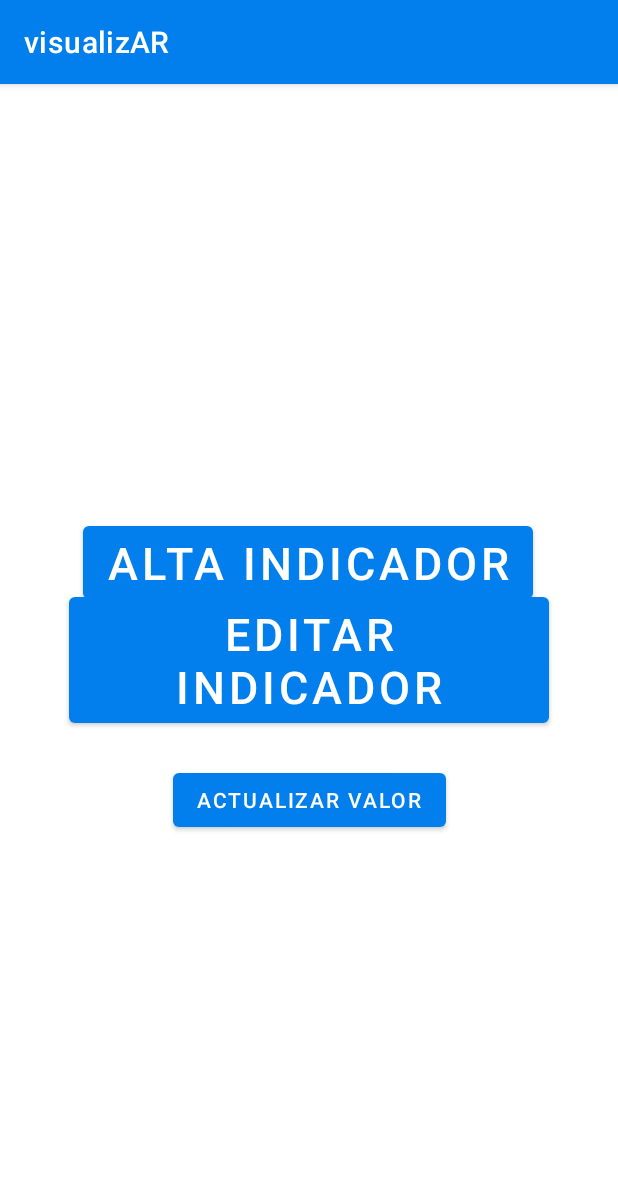
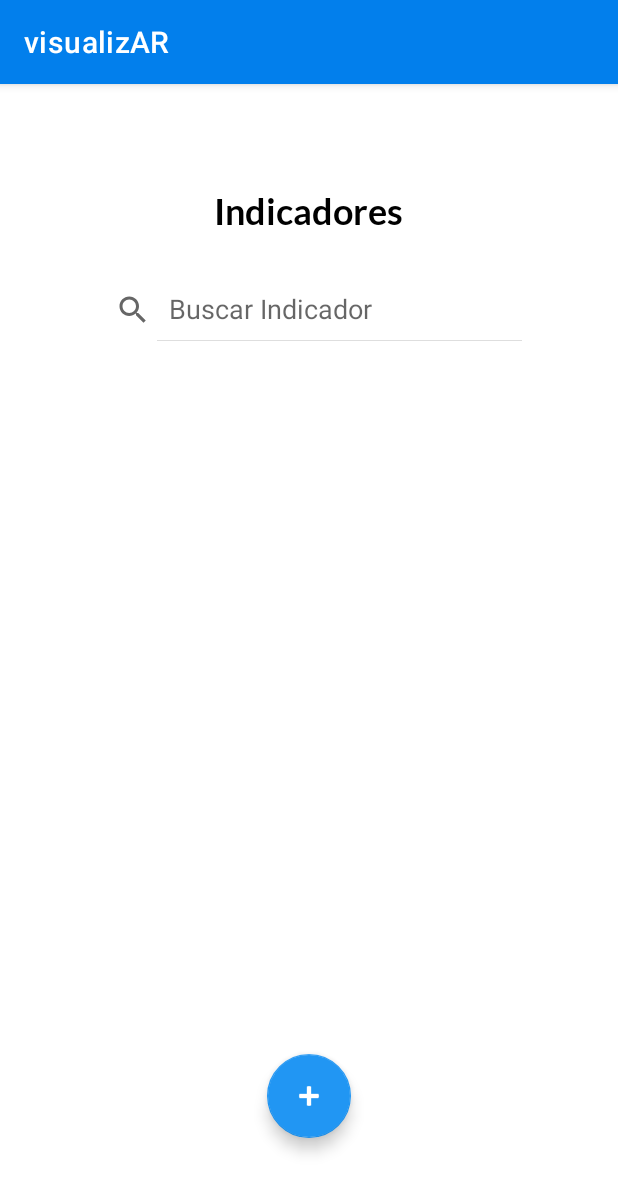
Before and after one commit to emi-carlucci/visualizAR, an Android app: the Home screen opened directly, with no data from a screen before it, on a phone screen of 412 x 824 dp. Shown: the top 1193 px of the screen. Run offline under Robolectric (Android 15) with nearby library versions, the phone set to English and light mode, and no system bars.

Commit message:
acceso a todas las pantallas

```diff
--- a/app/src/main/java/com/example/visualizar/Home.kt
+++ b/app/src/main/java/com/example/visualizar/Home.kt
@@ -6,15 +6,17 @@ import android.view.LayoutInflater
 import android.view.View
 import android.view.ViewGroup
 import android.widget.Button
+import android.widget.SearchView
 import androidx.navigation.findNavController
+import com.google.android.material.floatingactionbutton.FloatingActionButton
 import com.google.android.material.snackbar.Snackbar
 
 class Home : Fragment() {
 
     lateinit var v : View
-    lateinit var btnALTA : Button
-    lateinit var btnActualizarValor: Button
-    lateinit var btnEditar : Button
+    lateinit var btnAddIndicator : FloatingActionButton
+    lateinit var svIndicador : SearchView
+
 
     override fun onCreate(savedInstanceState: Bundle?) {
         super.onCreate(savedInstanceState)
@@ -27,32 +29,22 @@ class Home : Fragment() {
     ): View? {
         // Inflate the layout for this fragment
         v = inflater.inflate(R.layout.fragment_home, container, false)
-        btnALTA = v.findViewById(R.id.btnALTA)
-        btnActualizarValor = v.findViewById(R.id.buttonUpdateIndicador)
-        btnEditar = v.findViewById(R.id.btnEditar)
+        btnAddIndicator = v.findViewById(R.id.floatingActionButton)
+        svIndicador = v.findViewById(R.id.svIndicador)
         return v
     }
 
-//    override fun onStart() {
-//        super.onStart()
-//        btnALTA.setOnClickListener{
-//            // lleva a FORMULARIO DE ALTA
-//            println("ALTA de INDICADOR....")
-//        }
-//
-//            val action = HomeDirections.actionHome2ToIndicadorALTA()
-//        btnEditar.setOnClickListener{
-//            // lleva a FORMULARIO DE EDICIOn
-//            println("EDITAR INDICADOR....")
-//
-//            val action = HomeDirections.actionHome2ToIndicadorEditar()
-//            v.findNavController().navigate(action)
-//        }
-//
-//        btnActualizarValor.setOnClickListener{
-//            println("Actualizar Valor de Indicador....")
-//            val action = HomeDirections.actionHome2ToActualizarValorFragment()
-//            v.findNavController().navigate(action)
-//        }
-//    }
+   override fun onStart() {
+       super.onStart()
+       btnAddIndicator.setOnClickListener{
+           val action = HomeDirections.actionHome3ToIndicadorALTA()
+           v.findNavController().navigate(action)
+        }
+       svIndicador.setOnClickListener{
+           val action = HomeDirections.actionHome3ToFragmentAcciones()
+           v.findNavController().navigate(action)
+       }
+
+
+   }
 }
--- a/app/src/main/java/com/example/visualizar/fragment_acciones.kt
+++ b/app/src/main/java/com/example/visualizar/fragment_acciones.kt
@@ -7,6 +7,7 @@ import android.view.View
 import android.view.ViewGroup
 import android.widget.Button
 import android.widget.TextView
+import androidx.navigation.findNavController
 import com.google.android.material.snackbar.Snackbar
 
 // TODO: Rename parameter arguments, choose names that match
@@ -72,13 +73,15 @@ class fragment_acciones : Fragment() {
         tvIndicatorValue.text = ARG_PARAM3
         tvLastUpdateDate.text = ARG_PARAM4
         btnEdit.setOnClickListener{
-            Snackbar.make(v, btnEdit.text, Snackbar.LENGTH_SHORT).show()
+            val action = fragment_accionesDirections.actionFragmentAccionesToIndicadorEditar()
+            v.findNavController().navigate(action)
         }
         btnDelete.setOnClickListener{
             Snackbar.make(v, btnDelete.text, Snackbar.LENGTH_SHORT).show()
         }
         btnUpdate.setOnClickListener{
-            Snackbar.make(v, btnUpdate.text, Snackbar.LENGTH_SHORT).show()
+            val action = fragment_accionesDirections.actionFragmentAccionesToActualizarValorFragment2()
+            v.findNavController().navigate(action)
         }
 
 
--- a/app/src/main/res/layout/fragment_home.xml
+++ b/app/src/main/res/layout/fragment_home.xml
@@ -2,43 +2,79 @@
 <androidx.constraintlayout.widget.ConstraintLayout xmlns:android="http://schemas.android.com/apk/res/android"
     xmlns:app="http://schemas.android.com/apk/res-auto"
     xmlns:tools="http://schemas.android.com/tools"
-    android:id="@+id/frameLayout3"
     android:layout_width="match_parent"
     android:layout_height="match_parent"
     tools:context=".Home">
+    <fragment
+        android:id="@+id/fragment"
+        android:name="androidx.navigation.fragment.NavHostFragment"
+        android:layout_width="412dp"
+        android:layout_height="415dp"
+        android:layout_marginTop="189dp"
+        android:layout_marginBottom="128dp"
 
-    <Button
-        android:id="@+id/btnEditar"
-        android:layout_width="wrap_content"
-        android:layout_height="wrap_content"
-        android:text="Editar Indicador"
-        android:textSize="30sp"
+        app:defaultNavHost="true"
         app:layout_constraintBottom_toBottomOf="parent"
         app:layout_constraintEnd_toEndOf="parent"
         app:layout_constraintStart_toStartOf="parent"
         app:layout_constraintTop_toTopOf="parent" />
 
-    <Button
-        android:id="@+id/btnALTA"
+    <TextView
+        android:id="@+id/textIndicadorTitle"
         android:layout_width="wrap_content"
         android:layout_height="wrap_content"
-        android:text="ALTA Indicador"
-        android:textSize="30sp"
-        app:layout_constraintBottom_toBottomOf="parent"
+        android:layout_marginStart="174dp"
+        android:layout_marginLeft="174dp"
+        android:layout_marginEnd="163dp"
+        android:layout_marginRight="163dp"
+        android:layout_marginBottom="108dp"
+        android:fontFamily="@font/lato_bold"
+        android:text="Indicadores"
+        android:textColor="#000000"
+        android:textSize="24sp"
+        app:layout_constraintBottom_toTopOf="@+id/fragment"
         app:layout_constraintEnd_toEndOf="parent"
-        app:layout_constraintHorizontal_bias="0.495"
+        app:layout_constraintHorizontal_bias="0.615"
+        app:layout_constraintStart_toStartOf="parent" />
+
+    <SearchView
+        android:id="@+id/svIndicador"
+        android:layout_width="299dp"
+        android:layout_height="41dp"
+        android:layout_marginStart="56dp"
+        android:layout_marginLeft="56dp"
+        android:layout_marginTop="31dp"
+        android:layout_marginEnd="56dp"
+        android:layout_marginRight="56dp"
+        android:layout_marginBottom="37dp"
+        android:background="#0003A9F4"
+        android:iconifiedByDefault="false"
+
+        android:queryHint="Buscar Indicador"
+        app:iconifiedByDefault="false"
+        app:layout_constraintBottom_toTopOf="@+id/fragment"
+        app:layout_constraintEnd_toEndOf="parent"
         app:layout_constraintStart_toStartOf="parent"
-        app:layout_constraintTop_toTopOf="parent"
-        app:layout_constraintVertical_bias="0.408" />
+        app:layout_constraintTop_toBottomOf="@+id/textIndicadorTitle" />
 
-    <Button
-        android:id="@+id/buttonUpdateIndicador"
+
+    <com.google.android.material.floatingactionbutton.FloatingActionButton
+        android:id="@+id/floatingActionButton"
         android:layout_width="wrap_content"
         android:layout_height="wrap_content"
-        android:text="Actualizar Valor"
+        android:layout_marginStart="178dp"
+        android:layout_marginLeft="178dp"
+        android:layout_marginEnd="178dp"
+        android:layout_marginRight="178dp"
+        android:layout_marginBottom="65dp"
+        android:background="@null"
+        android:clickable="true"
+        app:backgroundTint="#2196F3"
+        app:tint="@color/white"
         app:layout_constraintBottom_toBottomOf="parent"
         app:layout_constraintEnd_toEndOf="parent"
         app:layout_constraintStart_toStartOf="parent"
-        app:layout_constraintTop_toBottomOf="@+id/btnALTA"
-        app:layout_constraintVertical_bias="0.28" />
+        app:rippleColor="#FFF5F5"
+        app:srcCompat="@android:drawable/ic_input_add" />
+
 </androidx.constraintlayout.widget.ConstraintLayout>
```
